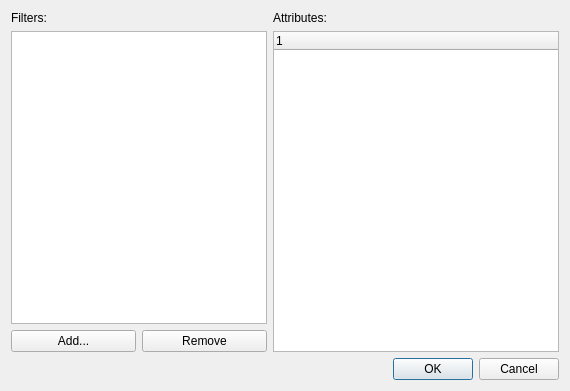
Before: the Qt Designer form Helpviewer/QtHelpFiltersDialog.ui in testmana2/test, drawn with Qt 5.
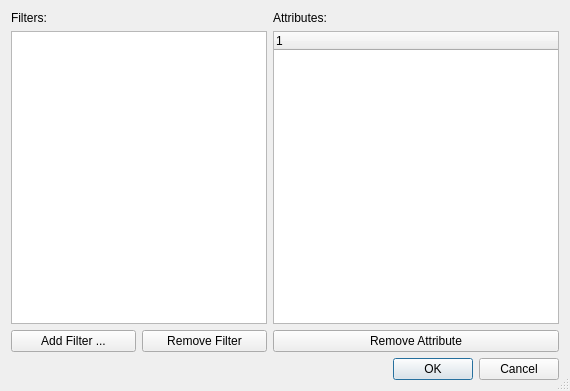
After: the same form once the commit is applied.

Commit message: Aadded capability to manage the QtHelp filter attributes to the web browser.

The edit to the form file:
```diff
--- a/Helpviewer/QtHelpFiltersDialog.ui
+++ b/Helpviewer/QtHelpFiltersDialog.ui
@@ -12,12 +12,15 @@
   <property name="windowTitle" >
    <string>Manage QtHelp Filters</string>
   </property>
-  <layout class="QVBoxLayout" name="verticalLayout" >
+  <property name="sizeGripEnabled">
+   <bool>true</bool>
+  </property>
+  <layout class="QVBoxLayout" name="verticalLayout">
    <item>
-    <layout class="QGridLayout" name="gridLayout" >
-     <item row="0" column="0" colspan="2" >
-      <widget class="QLabel" name="label" >
-       <property name="text" >
+    <layout class="QGridLayout" name="gridLayout">
+     <item row="0" column="0">
+      <widget class="QLabel" name="label">
+       <property name="text">
         <string>Filters:</string>
        </property>
       </widget>
@@ -32,9 +35,9 @@
      <item row="1" column="0" colspan="2" >
       <widget class="QListWidget" name="filtersList" />
      </item>
-     <item rowspan="2" row="1" column="2" >
-      <widget class="QTreeWidget" name="attributesList" >
-       <property name="rootIsDecorated" >
+     <item row="1" column="2">
+      <widget class="QTreeWidget" name="attributesList">
+       <property name="rootIsDecorated">
         <bool>false</bool>
        </property>
        <column>
@@ -49,8 +52,8 @@
        <property name="toolTip" >
         <string>Press to add a new filter</string>
        </property>
-       <property name="text" >
-        <string>Add...</string>
+       <property name="text">
+        <string>Add Filter ...</string>
        </property>
       </widget>
      </item>
@@ -59,8 +62,18 @@
        <property name="toolTip" >
         <string>Press to remove the selected filter</string>
        </property>
-       <property name="text" >
-        <string>Remove</string>
+       <property name="text">
+        <string>Remove Filter</string>
+       </property>
+      </widget>
+     </item>
+     <item row="2" column="2">
+      <widget class="QPushButton" name="removeAttributeButton">
+       <property name="toolTip">
+        <string>Press to remove the selected attribute</string>
+       </property>
+       <property name="text">
+        <string>Remove Attribute</string>
        </property>
       </widget>
      </item>
```
Left out of the diff: 44 changed lines with no effect on the pictures. The commit also changes 16 other files.
